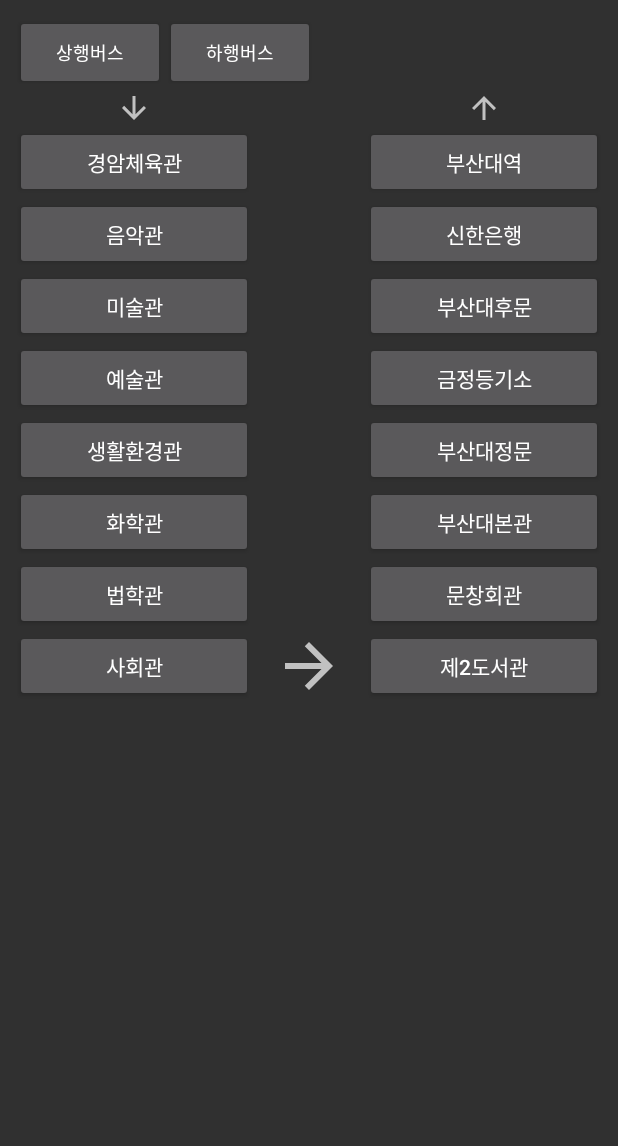
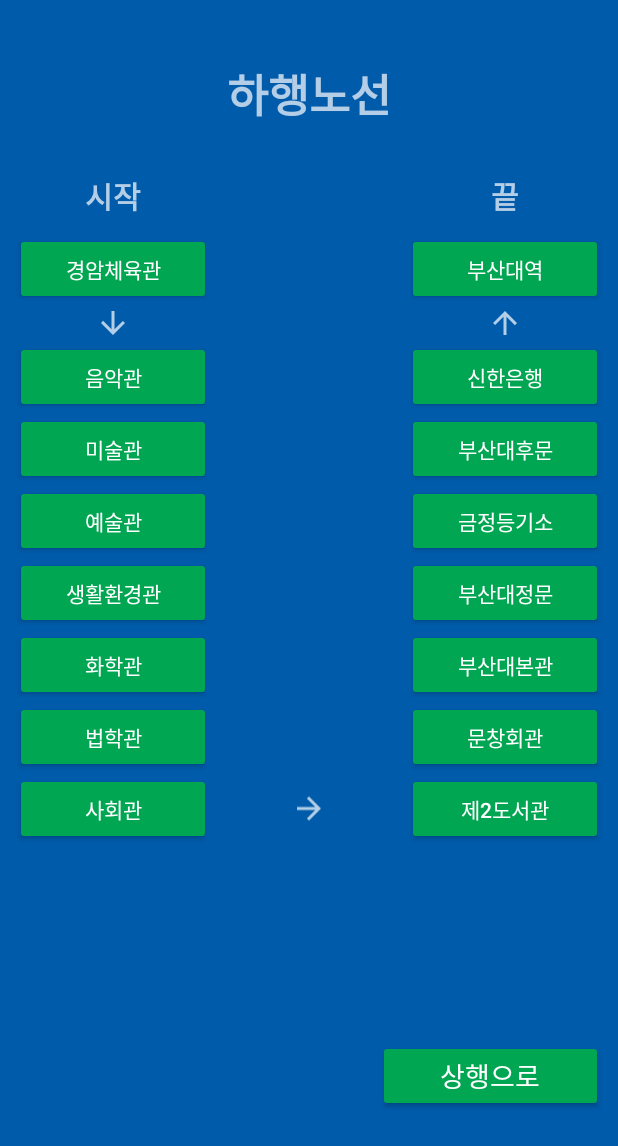
Before and after one commit to kangkc09/PNUBUS, an Android app: the OntimeBus_down screen opened directly, with no data from a screen before it, on a phone screen of 412 x 824 dp. Shown: the top 1146 px of the screen. Run offline under Robolectric (Android 15) with nearby library versions, the phone set to English and light mode, and no system bars.

Commit message:
ontime+a

```diff
--- a/app/src/main/AndroidManifest.xml
+++ b/app/src/main/AndroidManifest.xml
@@ -14,7 +14,8 @@
         <meta-data
             android:name="com.naver.maps.map.CLIENT_ID"
             android:value="3siyu9ucfj" />
-        <activity android:name=".Notice1"></activity>
+        <activity android:name=".Notice1"/>
+        <activity android:name=".Notice2"/>
         <activity android:name=".Notice" />
         <activity android:name=".BusInformation" />
         <activity android:name=".BusStop" />
--- a/app/src/main/res/layout/activity_notice1.xml
+++ b/app/src/main/res/layout/activity_notice1.xml
@@ -4,6 +4,7 @@
     xmlns:tools="http://schemas.android.com/tools"
     android:layout_width="match_parent"
     android:layout_height="match_parent"
+    android:background="#005BAA"
     tools:context=".Notice1">
 
     <TextView
--- a/app/src/main/res/layout/activity_notice2.xml
+++ b/app/src/main/res/layout/activity_notice2.xml
@@ -4,6 +4,7 @@
     xmlns:tools="http://schemas.android.com/tools"
     android:layout_width="match_parent"
     android:layout_height="match_parent"
+    android:background="#005BAA"
     tools:context=".Notice2">
 
     <TextView
@@ -12,7 +13,7 @@
         android:layout_height="match_parent"
         android:text="안녕하세요. 피누버스 운영진입니다.\n
         \n피누버스가 드디어 오픈하였습니다.\n
-        \n베타 테스터 여러분께서 이용에 불편이 있으시더면 언제든지 건의해주세요.\n
+        \n베타 테스터 여러분께서 이용에 불편이 있으시다면 언제든지 건의해주세요.\n
         \n감사합니다.\n
         \n운영진 일동"
         android:layout_marginLeft="30dp"
--- a/app/src/main/res/layout/activity_ontime_downbus.xml
+++ b/app/src/main/res/layout/activity_ontime_downbus.xml
@@ -5,33 +5,63 @@
     android:orientation="vertical"
     android:layout_width="match_parent"
     android:layout_height="match_parent"
+    android:background="#005BAA"
     android:padding="10dp">
 
-    <LinearLayout
+
+    <TextView
         android:layout_width="match_parent"
-        android:layout_height="50dp"
-        android:orientation="horizontal"
-        android:weightSum="10">
-        <Button
-            android:id="@+id/button_up"
-            android:layout_width="100dp"
-            android:layout_height="match_parent"
-            android:text="상행버스"
-            android:textSize="12sp" />
-        <Button
-            android:id="@+id/button_down"
-            android:layout_width="100dp"
-            android:layout_height="match_parent"
-            android:text="하행버스"
-            android:textSize="12sp" />
-
-    </LinearLayout>
-
-
+        android:layout_height="wrap_content"
+        android:gravity="center"
+        android:layout_marginTop="30dp"
+        android:textSize="30dp"
+        android:textStyle="bold"
+        android:text="하행노선"
+        />
     <TableLayout
         android:layout_width="match_parent"
         android:layout_height="wrap_content"
+        android:layout_marginTop="30dp"
         android:stretchColumns="*">
+        <TableRow>
+            <TextView
+                android:layout_width="108dp"
+                android:layout_height="wrap_content"
+                android:text="시작"
+                android:gravity="center"
+                android:textSize="20dp"
+                android:layout_marginBottom="10dp"
+                android:textStyle="bold"
+                />
+            <Space>
+            </Space>
+            <TextView
+                android:text="끝"
+                android:gravity="center"
+                android:textSize="20dp"
+                android:layout_marginBottom="10dp"
+                android:textStyle="bold"
+                />
+        </TableRow>
+        <TableRow>
+
+            <Button
+                android:id="@+id/button_GA"
+                android:layout_width="108dp"
+                android:layout_height="wrap_content"
+                android:onClick="mOnClick"
+                android:backgroundTint="#00A651"
+                android:text="경암체육관" />
+
+            <Button
+                android:id="@+id/button_Stn"
+                android:layout_width="108dp"
+                android:layout_height="wrap_content"
+                android:layout_column="2"
+                android:backgroundTint="#00A651"
+                android:onClick="mOnClick"
+                android:text="부산대역" />
+        </TableRow>
 
         <TableRow>
 
@@ -50,31 +80,13 @@
                 app:srcCompat="@drawable/ic_baseline_arrow_upward_24"
                 tools:ignore="VectorDrawableCompat" />
         </TableRow>
-
-        <TableRow>
-
-            <Button
-                android:id="@+id/button_GA"
-                android:layout_width="108dp"
-                android:layout_height="wrap_content"
-                android:onClick="mOnClick"
-                android:text="경암체육관" />
-
-            <Button
-                android:id="@+id/button_Stn"
-                android:layout_width="108dp"
-                android:layout_height="wrap_content"
-                android:layout_column="2"
-                android:onClick="mOnClick"
-                android:text="부산대역" />
-        </TableRow>
-
         <TableRow>
 
             <Button
                 android:id="@+id/button_MU2"
                 android:layout_width="108dp"
                 android:layout_height="wrap_content"
+                android:backgroundTint="#00A651"
                 android:onClick="mOnClick"
                 android:text="음악관" />
 
@@ -83,6 +95,7 @@
                 android:layout_width="108dp"
                 android:layout_height="wrap_content"
                 android:layout_column="2"
+                android:backgroundTint="#00A651"
                 android:onClick="mOnClick"
                 android:text="신한은행" />
         </TableRow>
@@ -94,6 +107,7 @@
                 android:layout_width="108dp"
                 android:layout_height="wrap_content"
                 android:onClick="mOnClick"
+                android:backgroundTint="#00A651"
                 android:text="미술관" />
 
             <Button
@@ -102,6 +116,7 @@
                 android:layout_height="wrap_content"
                 android:layout_column="2"
                 android:onClick="mOnClick"
+                android:backgroundTint="#00A651"
                 android:text="부산대후문" />
         </TableRow>
 
@@ -112,6 +127,7 @@
                 android:layout_width="108dp"
                 android:layout_height="wrap_content"
                 android:onClick="mOnClick"
+                android:backgroundTint="#00A651"
                 android:text="예술관" />
 
             <Button
@@ -120,6 +136,7 @@
                 android:layout_height="wrap_content"
                 android:layout_column="2"
                 android:onClick="mOnClick"
+                android:backgroundTint="#00A651"
                 android:text="금정등기소" />
         </TableRow>
 
@@ -130,6 +147,7 @@
                 android:layout_width="108dp"
                 android:layout_height="wrap_content"
                 android:onClick="mOnClick"
+                android:backgroundTint="#00A651"
                 android:text="생활환경관" />
 
             <Button
@@ -138,6 +156,7 @@
                 android:layout_height="wrap_content"
                 android:layout_column="2"
                 android:onClick="mOnClick"
+                android:backgroundTint="#00A651"
                 android:text="부산대정문" />
         </TableRow>
 
@@ -148,6 +167,7 @@
                 android:layout_width="108dp"
                 android:layout_height="wrap_content"
                 android:onClick="mOnClick"
+                android:backgroundTint="#00A651"
                 android:text="화학관" />
 
             <Button
@@ -156,6 +176,7 @@
                 android:layout_height="wrap_content"
                 android:layout_column="2"
                 android:onClick="mOnClick"
+                android:backgroundTint="#00A651"
                 android:text="부산대본관" />
         </TableRow>
 
@@ -165,12 +186,14 @@
                 android:id="@+id/button_LA2"
                 android:layout_width="108dp"
                 android:layout_height="wrap_content"
+                android:backgroundTint="#00A651"
                 android:text="법학관" />
 
             <Button
                 android:id="@+id/button_MH2"
                 android:layout_width="108dp"
                 android:layout_height="wrap_content"
+                android:backgroundTint="#00A651"
                 android:layout_column="2"
                 android:onClick="mOnClick"
                 android:text="문창회관" />
@@ -182,12 +205,14 @@
                 android:id="@+id/button_SO2"
                 android:layout_width="108dp"
                 android:layout_height="wrap_content"
+                android:backgroundTint="#00A651"
                 android:text="사회관" />
 
             <ImageView
                 android:id="@+id/imageView"
-                android:layout_width="match_parent"
-                android:layout_height="match_parent"
+                android:layout_width="108dp"
+                android:layout_height="30dp"
+                android:layout_gravity="center"
                 android:layout_column="1"
                 app:srcCompat="@drawable/ic_baseline_arrow_forward_24"
                 tools:ignore="VectorDrawableCompat" />
@@ -198,6 +223,7 @@
                 android:layout_height="wrap_content"
                 android:layout_column="2"
                 android:onClick="mOnClick"
+                android:backgroundTint="#00A651"
                 android:text="제2도서관" />
         </TableRow>
 
@@ -206,9 +232,18 @@
     <TextView
         android:id="@+id/result"
         android:layout_width="match_parent"
-        android:layout_height="match_parent"
+        android:layout_height="130dp"
         android:textSize="8sp"
         android:textStyle="bold"/>
+
+    <Button
+        android:id="@+id/button_up"
+        android:layout_width="150dp"
+        android:layout_height="wrap_content"
+        android:layout_gravity="right"
+        android:text="상행으로"
+        android:textSize="18sp"
+        android:backgroundTint="#00A651" />
 
 
 
```
Also changed, not shown: app/src/main/res/layout/activity_notice.xml (+4 -3 lines), app/src/main/res/layout/activity_ontime.xml (+84 -56 lines).
